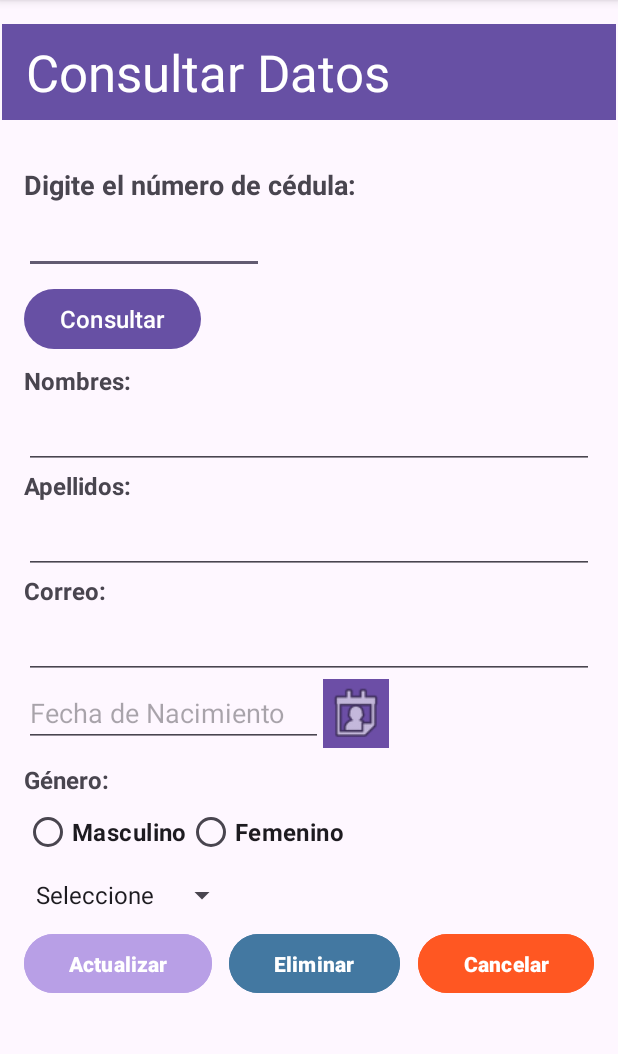
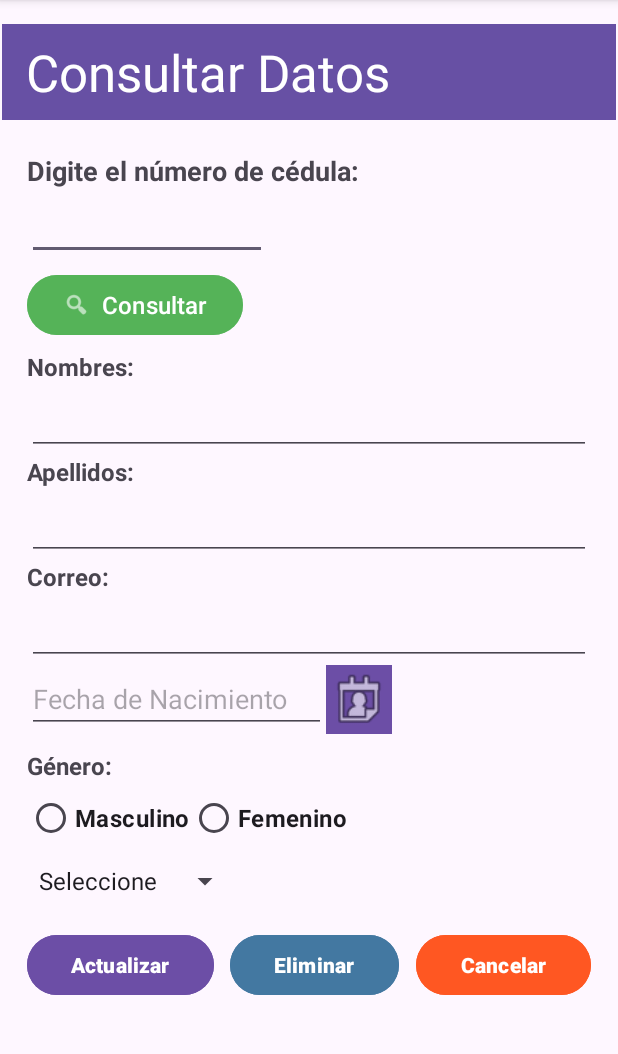
Before and after one commit to Sormec/readly, an Android app: the ConsultardatosActivity screen opened directly, with no data from a screen before it, on a phone screen of 412 x 824 dp, the part 96-1150 px from its top. Run offline under Robolectric (Android 15) with nearby library versions, the phone set to English and light mode, and no system bars.

Commit message:
En consultardatos, le cambie el colo de consultar a verde y le agregue un icono

```diff
--- a/app/src/main/res/layout/activity_consultardatos.xml
+++ b/app/src/main/res/layout/activity_consultardatos.xml
@@ -7,9 +7,25 @@
     android:layout_height="match_parent"
     tools:context=".ConsultardatosActivity">
 
+    <androidx.appcompat.widget.Toolbar
+        android:id="@+id/toolbar4"
+        android:layout_width="409dp"
+        android:layout_height="wrap_content"
+        android:background="?attr/colorPrimary"
+        android:minHeight="?attr/actionBarSize"
+        android:theme="?attr/actionBarTheme"
+        app:layout_constraintBottom_toBottomOf="parent"
+        app:layout_constraintEnd_toEndOf="parent"
+        app:layout_constraintStart_toStartOf="parent"
+        app:layout_constraintTop_toTopOf="parent"
+        app:layout_constraintVertical_bias="0.023"
+        app:title="Consultar Datos"
+        app:titleTextAppearance="@style/TextAppearance.AppCompat.Display1"
+        app:titleTextColor="@color/colorblanco" />
+
     <LinearLayout
-        android:layout_width="380dp"
-        android:layout_height="555dp"
+        android:layout_width="376dp"
+        android:layout_height="573dp"
         android:orientation="vertical"
         app:layout_constraintBottom_toBottomOf="parent"
         app:layout_constraintEnd_toEndOf="parent"
@@ -43,9 +59,11 @@
             android:layout_height="wrap_content"
             android:layout_marginTop="6dp"
             android:layout_marginBottom="6dp"
+            android:backgroundTint="@color/colorVerde"
             android:onClick="consultarDatos"
             android:text="Consultar"
-            android:textSize="16sp" />
+            android:textSize="16sp"
+            app:icon="@android:drawable/ic_menu_search" />
 
         <TextView
             android:id="@+id/textView9"
@@ -159,6 +177,10 @@
             android:layout_marginTop="6dp"
             android:layout_marginBottom="10dp" />
 
+        <Space
+            android:layout_width="match_parent"
+            android:layout_height="10dp" />
+
         <LinearLayout
             android:layout_width="match_parent"
             android:layout_height="wrap_content"
@@ -169,7 +191,7 @@
                 android:layout_width="wrap_content"
                 android:layout_height="wrap_content"
                 android:layout_weight="1"
-                android:backgroundTint="@color/colorterciario"
+                android:backgroundTint="@color/colorprimario"
                 android:onClick="actualizarRegistro"
                 android:text="Actualizar"
                 android:textSize="14sp"
@@ -210,20 +232,4 @@
 
     </LinearLayout>
 
-    <androidx.appcompat.widget.Toolbar
-        android:id="@+id/toolbar4"
-        android:layout_width="409dp"
-        android:layout_height="wrap_content"
-        android:background="?attr/colorPrimary"
-        android:minHeight="?attr/actionBarSize"
-        android:theme="?attr/actionBarTheme"
-        app:layout_constraintBottom_toBottomOf="parent"
-        app:layout_constraintEnd_toEndOf="parent"
-        app:layout_constraintStart_toStartOf="parent"
-        app:layout_constraintTop_toTopOf="parent"
-        app:layout_constraintVertical_bias="0.023"
-        app:title="Consultar Datos"
-        app:titleTextAppearance="@style/TextAppearance.AppCompat.Display1"
-        app:titleTextColor="@color/colorblanco" />
-
 </androidx.constraintlayout.widget.ConstraintLayout>
--- a/app/src/main/res/layout/activity_inicio.xml
+++ b/app/src/main/res/layout/activity_inicio.xml
@@ -17,8 +17,8 @@
         android:textStyle="bold"
         app:layout_constraintBottom_toBottomOf="parent"
         app:layout_constraintEnd_toEndOf="parent"
-        app:layout_constraintHorizontal_bias="0.498"
+        app:layout_constraintHorizontal_bias="0.497"
         app:layout_constraintStart_toStartOf="parent"
         app:layout_constraintTop_toTopOf="parent"
-        app:layout_constraintVertical_bias="0.099" />
+        app:layout_constraintVertical_bias="0.096" />
 </androidx.constraintlayout.widget.ConstraintLayout>
--- a/app/src/main/res/values/colors.xml
+++ b/app/src/main/res/values/colors.xml
@@ -6,4 +6,5 @@
     <color name="colorsecundario">#4378A1</color>
     <color name="colorterciario">#B89FE6</color>
     <color name="coloralertas">#FF5722</color>
+    <color name="colorVerde">#C64CAF50</color>
 </resources>
```
